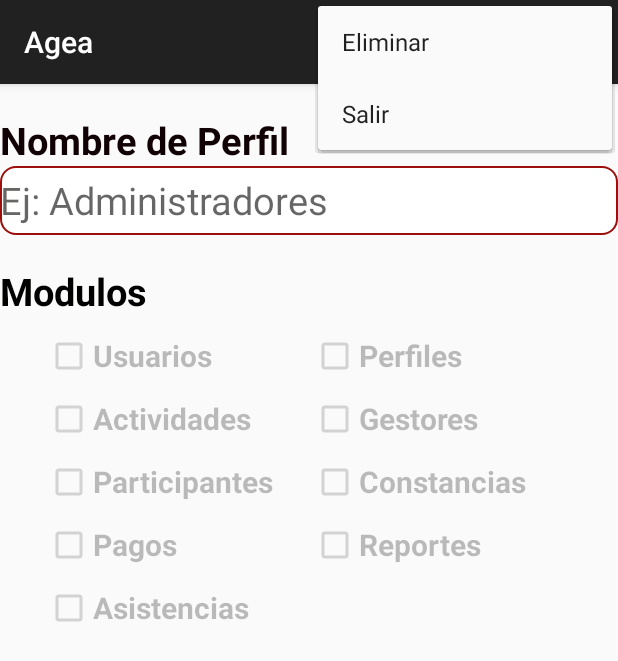
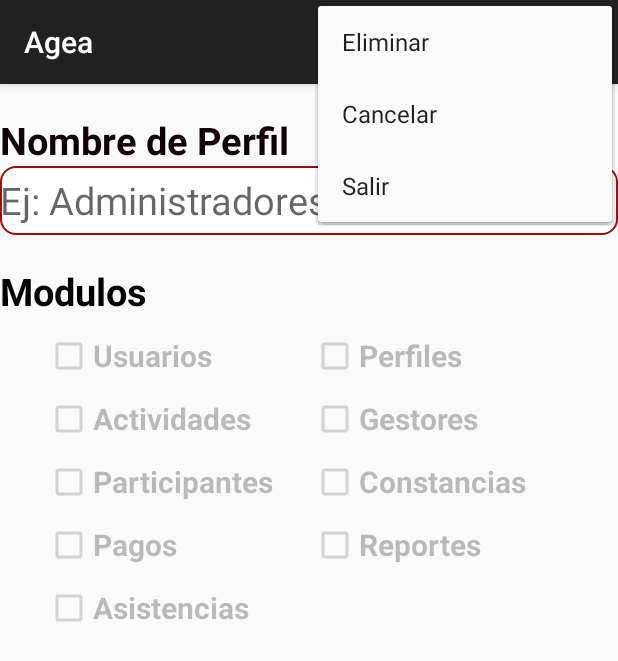
Before and after one commit to luyz2000/tecvallarta, an Android app: the FrmPerfil screen opened directly, with no data from a screen before it, with the options menu open, on a phone screen of 412 x 824 dp. Shown: the top 661 px of the screen. Run offline under Robolectric (Android 15) with nearby library versions, the light colour scheme and no system bars.

Commit message:
Nuevas modificaciones

```diff
--- a/Agea/app/src/main/java/com/example/agea/FrmPerfil.java
+++ b/Agea/app/src/main/java/com/example/agea/FrmPerfil.java
@@ -15,7 +15,9 @@ public class FrmPerfil extends ActionBarActivity {
 
     private EditText etNombrePerfil;
     private CheckBox cb1, cb2, cb3, cb4, cb5, cb6, cb7, cb8, cb9;
-    private int opcion;
+    private int opcion = 0;
+    private entPerfil perfil = new entPerfil();
+    private String privilegio;
 
     @Override
     protected void onCreate(Bundle savedInstanceState) {
@@ -41,7 +43,16 @@ public class FrmPerfil extends ActionBarActivity {
             case R.id.nuevo_registro_perfil:
                 nuevoPerfil();
                 return true;
+            case R.id.guardar_registro_perfil:
+                if(opcion == 1) {
+
+                } else {
+                    Toast.makeText(getApplicationContext(), "NO HAZ SELECCIONADO LA OPCION DE NUEVO REGISTRO", Toast.LENGTH_LONG).show();
+                }
+                return true;
             case R.id.eliminar_registro_perfil:
+                return true;
+            case R.id.cancelar_registro_perfil:
                 return true;
             case R.id.salir_registro_perfil:
                 AlertDialog.Builder alertDialog = new AlertDialog.Builder(this);
@@ -67,6 +78,7 @@ public class FrmPerfil extends ActionBarActivity {
     }
 
     private void initVariables(){
+        opcion = 0;
         etNombrePerfil = (EditText) findViewById(R.id.etNombrePerfil);
         cb1 = (CheckBox) findViewById(R.id.chUsuarios);
         cb2 = (CheckBox) findViewById(R.id.chActividades);
--- a/Agea/app/src/main/java/com/example/agea/PerfilVO.java
+++ b/Agea/app/src/main/java/com/example/agea/entPerfil.java
@@ -1,6 +1,6 @@
 package com.example.agea;
 
-public class PerfilVO {
+public class entPerfil {
     private int perId;
     private String perNombre;
     private String perPermiso;
--- a/Agea/app/src/main/res/layout/activity_frm_perfil.xml
+++ b/Agea/app/src/main/res/layout/activity_frm_perfil.xml
@@ -17,7 +17,7 @@
     <EditText
         android:layout_width="match_parent"
         android:layout_height="46dp"
-        android:inputType="textPersonName"
+        android:inputType="textCapSentences|textPersonName"
         android:ems="10"
         android:id="@+id/etNombrePerfil"
         android:textSize="25dp"
--- a/Agea/app/src/main/res/menu/menu_frm_perfil.xml
+++ b/Agea/app/src/main/res/menu/menu_frm_perfil.xml
@@ -10,7 +10,6 @@
         android:title="@string/lblBuscarPerfil"
         android:orderInCategory="1">
     </item>
-
     <item
         android:id="@+id/nuevo_registro_perfil"
         android:icon="@drawable/ic_action_new"
@@ -18,21 +17,33 @@
         android:title="@string/lblNuevoPerfil"
         android:orderInCategory="2">
     </item>
-
+    <item
+        android:id="@+id/guardar_registro_perfil"
+        android:icon="@drawable/ic_action_save"
+        app:showAsAction="always"
+        android:title="@string/lblGuardarPerfil"
+        android:orderInCategory="3">
+    </item>
     <item
         android:id="@+id/eliminar_registro_perfil"
         android:icon="@drawable/ic_action_new"
         app:showAsAction="never"
         android:title="@string/lblEliminarPerfil"
-        android:orderInCategory="3">
+        android:orderInCategory="4">
     </item>
-
+    <item
+        android:id="@+id/cancelar_registro_perfil"
+        android:icon="@drawable/ic_action_remove"
+        app:showAsAction="never"
+        android:title="@string/lblCancelarPerfil"
+        android:orderInCategory="5">
+    </item>
     <item
         android:id="@+id/salir_registro_perfil"
         android:icon="@drawable/ic_action_new"
         app:showAsAction="never"
         android:title="@string/lblSalirPerfil"
-        android:orderInCategory="4">
+        android:orderInCategory="6">
     </item>
 
 </menu>
--- a/Agea/app/src/main/res/values/strings.xml
+++ b/Agea/app/src/main/res/values/strings.xml
@@ -23,5 +23,6 @@
     <string name="lblNuevoPerfil">Nuevo</string>
     <string name="lblGuardarPerfil">Guardar</string>
     <string name="lblEliminarPerfil">Eliminar</string>
+    <string name="lblCancelarPerfil">Cancelar</string>
     <string name="lblSalirPerfil">Salir</string>
 </resources>
```
Also changed, not shown: Agea/app/src/main/res/drawable-hdpi/ic_action_save.png (added), Agea/app/src/main/res/drawable-mdpi/ic_action_save.png (added), Agea/app/src/main/res/drawable-xhdpi/ic_action_save.png (added), Agea/app/src/main/res/drawable-xxhdpi/ic_action_save.png (added).
